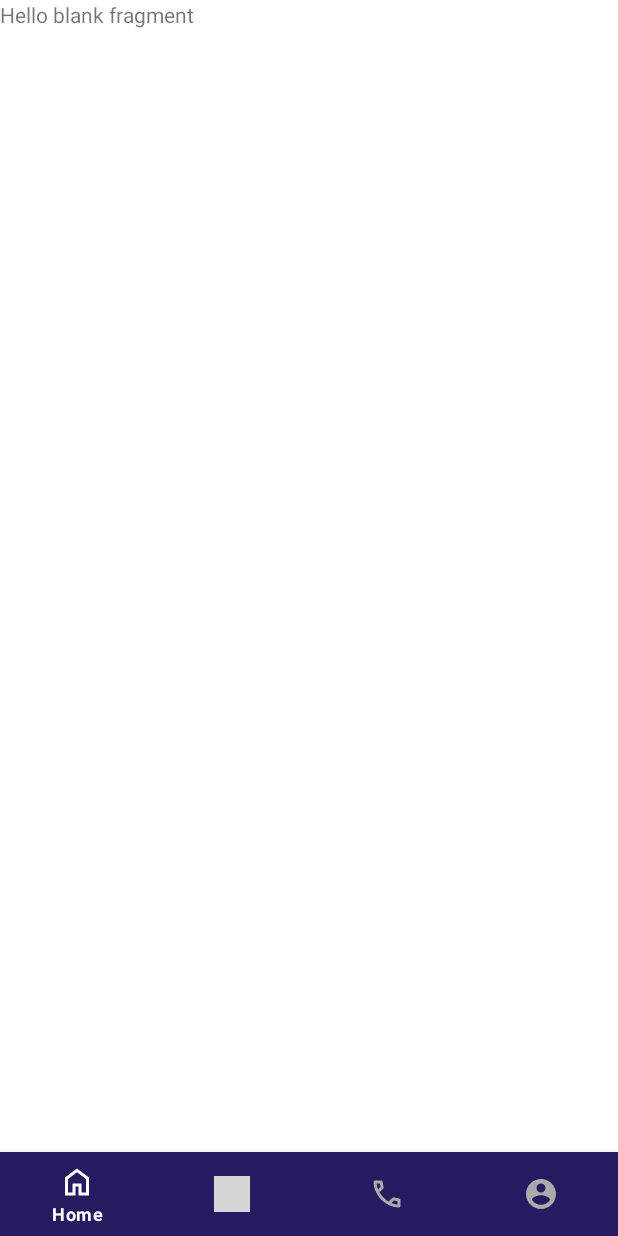
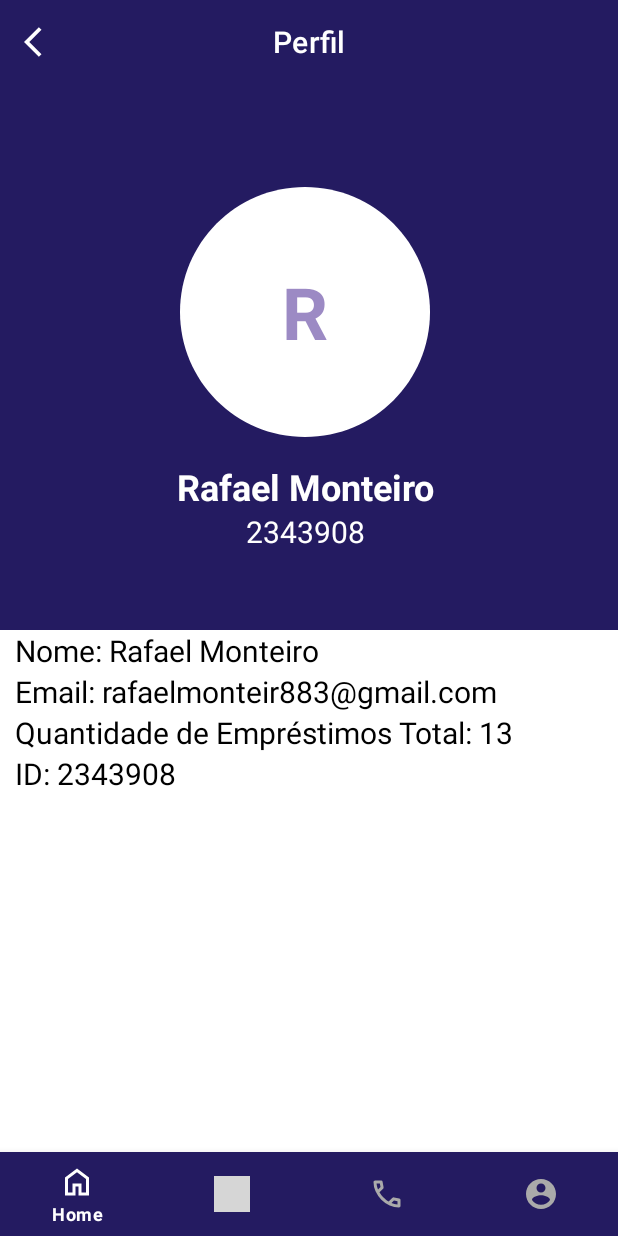
Before and after one commit to RayssaFL/Scientia, an Android app: the fragment TelaPerfil_User placed in its activity, on a phone screen of 412 x 824 dp. Run offline under Robolectric (Android 15) with nearby library versions, the phone set to English and light mode, and no system bars; grey boxes are pictures that could not be loaded.

Commit message:
tela perfil atualizada

```diff
--- a/app/src/main/AndroidManifest.xml
+++ b/app/src/main/AndroidManifest.xml
@@ -12,9 +12,6 @@
         android:supportsRtl="true"
         android:theme="@style/Theme.Scientia"
         tools:targetApi="31">
-        <activity
-            android:name=".TelaBarraFixa_User"
-            android:exported="false" />
         <activity
             android:name=".TelaBarraFixa_Adm"
             android:exported="false" />
@@ -50,7 +47,10 @@
             android:exported="true" />
         <activity
             android:name=".TelaInicialDiv"
-            android:exported="true">
+            android:exported="true"/>
+        <activity
+            android:name=".TelaBarraFixa_User"
+            android:exported="true" >
             <intent-filter>
                 <action android:name="android.intent.action.MAIN" />
 
--- a/app/src/main/java/com/example/scientia/TelaPerfil_User.kt
+++ b/app/src/main/java/com/example/scientia/TelaPerfil_User.kt
@@ -4,56 +4,24 @@ import android.os.Bundle
 import androidx.fragment.app.Fragment
 import android.view.LayoutInflater
 import android.view.View
+import android.view.View.OnClickListener
 import android.view.ViewGroup
+import com.google.android.material.appbar.MaterialToolbar
 
-// TODO: Rename parameter arguments, choose names that match
-// the fragment initialization parameters, e.g. ARG_ITEM_NUMBER
-private const val ARG_PARAM1 = "param1"
-private const val ARG_PARAM2 = "param2"
-
-/**
- * A simple [Fragment] subclass.
- * Use the [TelaPerfil_User.newInstance] factory method to
- * create an instance of this fragment.
- */
 class TelaPerfil_User : Fragment() {
-    // TODO: Rename and change types of parameters
-    private var param1: String? = null
-    private var param2: String? = null
-
-    override fun onCreate(savedInstanceState: Bundle?) {
-        super.onCreate(savedInstanceState)
-        arguments?.let {
-            param1 = it.getString(ARG_PARAM1)
-            param2 = it.getString(ARG_PARAM2)
-        }
-    }
 
     override fun onCreateView(
         inflater: LayoutInflater, container: ViewGroup?,
         savedInstanceState: Bundle?
     ): View? {
-        // Inflate the layout for this fragment
-        return inflater.inflate(R.layout.fragment_tela_perfil__user, container, false)
+        val view = inflater.inflate(R.layout.fragment_tela_perfil__user, container, false)
+
+        val toolbar = view.findViewById<MaterialToolbar>(R.id.BarraNavegaçãoPerfil)
+        toolbar.setNavigationOnClickListener {
+            parentFragmentManager.popBackStack()
+        }
+
+        return view
     }
 
-    companion object {
-        /**
-         * Use this factory method to create a new instance of
-         * this fragment using the provided parameters.
-         *
-         * @param param1 Parameter 1.
-         * @param param2 Parameter 2.
-         * @return A new instance of fragment TelaPerfil_User.
-         */
-        // TODO: Rename and change types and number of parameters
-        @JvmStatic
-        fun newInstance(param1: String, param2: String) =
-            TelaPerfil_User().apply {
-                arguments = Bundle().apply {
-                    putString(ARG_PARAM1, param1)
-                    putString(ARG_PARAM2, param2)
-                }
-            }
-    }
 }
--- a/app/src/main/res/layout/fragment_tela_perfil__user.xml
+++ b/app/src/main/res/layout/fragment_tela_perfil__user.xml
@@ -1,14 +1,132 @@
 <?xml version="1.0" encoding="utf-8"?>
 <FrameLayout xmlns:android="http://schemas.android.com/apk/res/android"
+    xmlns:app="http://schemas.android.com/apk/res-auto"
     xmlns:tools="http://schemas.android.com/tools"
     android:layout_width="match_parent"
     android:layout_height="match_parent"
+    android:fitsSystemWindows="true"
     tools:context=".TelaPerfil_User">
 
-    <!-- TODO: Update blank fragment layout -->
-    <TextView
+    <androidx.constraintlayout.widget.ConstraintLayout
         android:layout_width="match_parent"
-        android:layout_height="match_parent"
-        android:text="@string/hello_blank_fragment" />
+        android:layout_height="match_parent">
+
+        <com.google.android.material.appbar.MaterialToolbar
+            android:id="@+id/BarraNavegaçãoPerfil"
+            android:layout_width="match_parent"
+            android:layout_height="wrap_content"
+            android:background="#241B61"
+            android:minHeight="?attr/actionBarSize"
+            android:theme="?attr/actionBarTheme"
+            app:layout_constraintEnd_toEndOf="parent"
+            app:layout_constraintStart_toStartOf="parent"
+            app:layout_constraintTop_toTopOf="parent"
+            app:navigationIcon="@drawable/ic_arrow_back"
+            app:title="Perfil"
+            app:titleCentered="true"
+            app:titleTextColor="#FFFFFF" />
+
+        <LinearLayout
+            android:id="@+id/layAvatar"
+            android:layout_width="418dp"
+            android:layout_height="364dp"
+            android:background="#241B61"
+            android:gravity="center"
+            android:orientation="vertical"
+            app:layout_constraintEnd_toEndOf="parent"
+            app:layout_constraintHorizontal_bias="1.0"
+            app:layout_constraintStart_toStartOf="parent"
+            app:layout_constraintTop_toBottomOf="@+id/BarraNavegaçãoPerfil">
+
+            <LinearLayout
+                android:id="@+id/InfoAvatarUser"
+                android:layout_width="wrap_content"
+                android:layout_height="wrap_content"
+                android:gravity="center"
+                android:orientation="vertical">
+
+                <TextView
+                    android:id="@+id/avatarPefilUser"
+                    android:layout_width="200dp"
+                    android:layout_height="200dp"
+                    android:background="@drawable/circulo_avatar"
+                    android:gravity="center"
+                    android:text="R"
+                    android:textColor="#9C8AC4"
+                    android:textSize="48sp"
+                    android:textStyle="bold" />
+
+                <TextView
+                    android:id="@+id/NomeUser"
+                    android:layout_width="match_parent"
+                    android:layout_height="wrap_content"
+                    android:gravity="center"
+                    android:text="Rafael Monteiro"
+                    android:textColor="#FFFFFF"
+                    android:textSize="24sp"
+                    android:textStyle="bold" />
+
+                <TextView
+                    android:id="@+id/IdUser"
+                    android:layout_width="match_parent"
+                    android:layout_height="wrap_content"
+                    android:gravity="center"
+                    android:text="2343908"
+                    android:textColor="#FFFFFF"
+                    android:textSize="20sp" />
+            </LinearLayout>
+        </LinearLayout>
+
+        <LinearLayout
+            android:id="@+id/InfoLayPerfilUser"
+            android:layout_width="411dp"
+            android:layout_height="247dp"
+            android:orientation="vertical"
+            app:layout_constraintEnd_toEndOf="parent"
+            app:layout_constraintHorizontal_bias="0.0"
+            app:layout_constraintStart_toStartOf="parent"
+            app:layout_constraintTop_toBottomOf="@+id/layAvatar">
+
+            <TextView
+                android:id="@+id/NomePerfilUser"
+                android:layout_width="match_parent"
+                android:layout_height="wrap_content"
+                android:layout_marginStart="10dp"
+                android:layout_marginEnd="10dp"
+                android:text="Nome: Rafael Monteiro"
+                android:textColor="#000000"
+                android:textSize="20sp" />
+
+            <TextView
+                android:id="@+id/EmailPerfilUser"
+                android:layout_width="match_parent"
+                android:layout_height="wrap_content"
+                android:layout_marginStart="10dp"
+                android:layout_marginEnd="10dp"
+                android:text="Email: rafaelmonteir883@gmail.com"
+                android:textColor="#000000"
+                android:textSize="20sp" />
+
+            <TextView
+                android:id="@+id/EmpréstimosPerfilUser"
+                android:layout_width="match_parent"
+                android:layout_height="wrap_content"
+                android:layout_marginStart="10dp"
+                android:layout_marginEnd="10dp"
+                android:text="Quantidade de Empréstimos Total: 13"
+                android:textColor="#000000"
+                android:textSize="20sp" />
+
+            <TextView
+                android:id="@+id/idPerfilUser"
+                android:layout_width="match_parent"
+                android:layout_height="wrap_content"
+                android:layout_marginStart="10dp"
+                android:layout_marginEnd="10dp"
+                android:text="ID: 2343908"
+                android:textColor="#000000"
+                android:textSize="20sp" />
+        </LinearLayout>
+    </androidx.constraintlayout.widget.ConstraintLayout>
 
 </FrameLayout>
```
